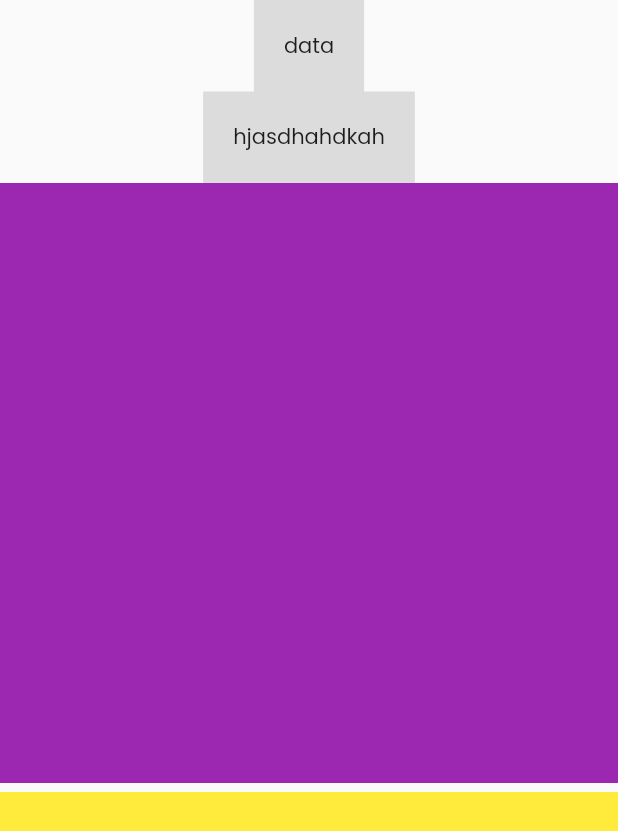
After one commit to srikanth-7/dummy_app, a Flutter app: the screen it shows after launch, after a tap on "show sliver sticky header", on a phone screen of 412 x 824 dp. The commit adds this screen. Shown: the top 831 px of the screen. Run offline on Flutter 3.47's test engine with Material 2 defaults, Android fonts, the phone set to English and light mode, and no system bars; our stand-ins replace geolocator, get, google_maps_flutter; missing offline and left inert: app_settings, maps_toolkit.

Commit message:
sliver scroll view

```diff
--- a/lib/animation/animation_view.dart
+++ b/lib/animation/animation_view.dart
@@ -25,7 +25,7 @@ class PageAnimationView extends GetView<AnimationViewModel> {
                           color: Colors.grey.shade50,
                         )),
                     child: SizedBox(
-                      height: (Get.height / 2) + controller.progress * 140,
+                      height: 300 + controller.progress * 140,
                       child: PageView(
                         controller: controller.pageController,
                         children: [
@@ -168,7 +168,6 @@ extension Views on PageAnimationView {
               icon: Icons.lock,
               hidden: true,
             ),
-            const SizedBox(height: 200),
             Text(
               "Already have an account? Sign in.",
               style: TextStyle(fontSize: 16, color: Colors.blueGrey.shade300),
--- a/lib/button/button.dart
+++ b/lib/button/button.dart
@@ -6,6 +6,7 @@ import 'package:location_fetch/animation/animation_view.dart';
 import 'package:location_fetch/button/buttonviewmodel.dart';
 import 'package:location_fetch/button/progress.dart';
 import 'package:location_fetch/maps/maps_view.dart';
+import 'package:location_fetch/slivers/sliver_view.dart';
 import 'package:location_fetch/timer/timer.dart';
 
 // ignore: must_be_immutable
@@ -98,7 +99,13 @@ class GetLocationView extends StatelessWidget {
                 label: Text("jjdjd"),
                 avatar: Icon(Icons.add),
               ),
-            )
+            ),
+            TextButton.icon(
+                label: const Text("show sliver sticky header"),
+                onPressed: () async {
+                  Get.to(const SliverView());
+                },
+                icon: const Icon(Icons.sledding_outlined)),
           ],
         ),
       ),
--- /dev/null
+++ b/lib/slivers/sliver_view.dart
@@ -0,0 +1,83 @@
+import 'package:flutter/material.dart';
+import 'package:flutter/rendering.dart';
+
+class SliverView extends StatelessWidget {
+  const SliverView({super.key});
+
+  @override
+  Widget build(BuildContext context) {
+    return Scaffold(
+      body: SafeArea(
+        child: CustomScrollView(
+          slivers: [
+            SliverToBoxAdapter(
+                child: Column(
+              children: [
+                Container(
+                  padding: const EdgeInsets.all(20),
+                  color: Colors.black12,
+                  child: const Text("data"),
+                ),
+                Container(
+                  padding: const EdgeInsets.all(20),
+                  color: Colors.black12,
+                  child: const Text("hjasdhahdkah"),
+                )
+              ],
+            )),
+            StickySliver(
+              child: Container(
+                height: 400,
+                color: Colors.purple,
+              ),
+            ),
+            ...List<int>.generate(4, (index) => index).map(
+              (e) => SliverToBoxAdapter(
+                child: Container(
+                    height: 300,
+                    color: Colors.yellow,
+                    margin: const EdgeInsets.symmetric(
+                      vertical: 6,
+                    )),
+              ),
+            ),
+          ],
+        ),
+      ),
+    );
+  }
+}
+
+class RenderStickySliver extends RenderSliverSingleBoxAdapter {
+  RenderStickySliver({RenderBox? child}) : super(child: child);
+
+  @override
+  void performLayout() {
+    var myCurrentConstraints = constraints;
+
+    geometry = SliverGeometry.zero;
+
+    child?.layout(
+      myCurrentConstraints.asBoxConstraints(),
+      parentUsesSize: true,
+    );
+
+    double childExtent = child?.size.height ?? 0;
+    geometry = SliverGeometry(
+      paintExtent: childExtent,
+      maxPaintExtent: childExtent,
+      paintOrigin: myCurrentConstraints.scrollOffset,
+    );
+
+    setChildParentData(child!, myCurrentConstraints, geometry!);
+  }
+}
+
+class StickySliver extends SingleChildRenderObjectWidget {
+  const StickySliver({Widget? child, Key? key}) : super(child: child, key: key);
+
+  @override
+  RenderObject createRenderObject(BuildContext context) {
+    return RenderStickySliver();
+  }
+}
```
